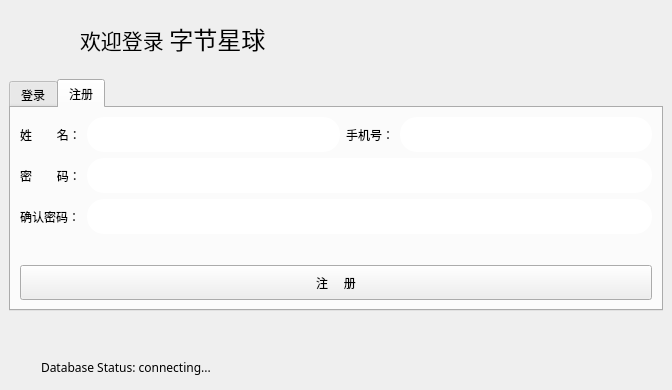
The window that formLogin.ui (csthenry/weplanet-desktop) describes before a commit, drawn with Qt 5.
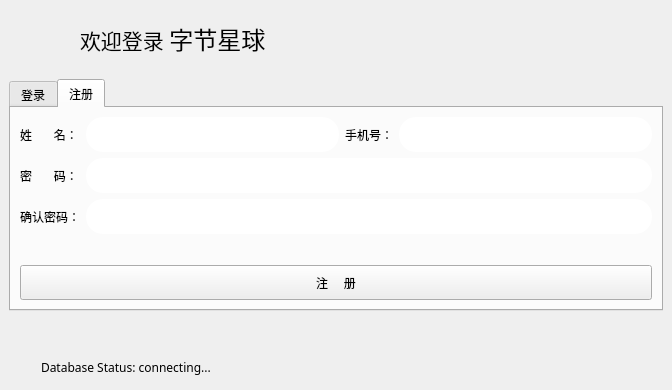
The same window after the commit. The open tabs and pages were chosen to show the change.

Patch:
```diff
--- a/formLogin.ui
+++ b/formLogin.ui
@@ -243,6 +243,12 @@
          <height>16777215</height>
         </size>
        </property>
+       <property name="font">
+        <font>
+         <family>微软雅黑</family>
+         <pointsize>9</pointsize>
+        </font>
+       </property>
        <property name="styleSheet">
         <string notr="true">border-radius: 17px;/*设置圆角的大小*/
 border: .5px solid rgb(207, 207, 207);
@@ -267,6 +273,12 @@
          <height>16777215</height>
         </size>
        </property>
+       <property name="font">
+        <font>
+         <family>微软雅黑</family>
+         <pointsize>9</pointsize>
+        </font>
+       </property>
        <property name="styleSheet">
         <string notr="true">border-radius: 17px;/*设置圆角的大小*/
 border: .5px solid rgb(207, 207, 207);
@@ -294,11 +306,20 @@
          <height>16777215</height>
         </size>
        </property>
+       <property name="font">
+        <font>
+         <family>微软雅黑</family>
+         <pointsize>9</pointsize>
+        </font>
+       </property>
        <property name="styleSheet">
         <string notr="true">border-radius: 17px;/*设置圆角的大小*/
 border: .5px solid rgb(207, 207, 207);
 padding: 0px 5px;</string>
        </property>
+       <property name="text">
+        <string/>
+       </property>
        <property name="maxLength">
         <number>16</number>
        </property>
@@ -326,7 +347,7 @@
         </size>
        </property>
        <property name="text">
-        <string>密        码：</string>
+        <string>密       码：</string>
        </property>
       </widget>
      </item>
@@ -344,6 +365,12 @@
          <height>16777215</height>
         </size>
        </property>
+       <property name="font">
+        <font>
+         <family>微软雅黑</family>
+         <pointsize>9</pointsize>
+        </font>
+       </property>
        <property name="styleSheet">
         <string notr="true">border-radius: 17px;/*设置圆角的大小*/
 border: .5px solid rgb(207, 207, 207);
@@ -366,7 +393,7 @@
         </size>
        </property>
        <property name="text">
-        <string>姓        名：</string>
+        <string>姓       名：</string>
        </property>
       </widget>
      </item>
```
